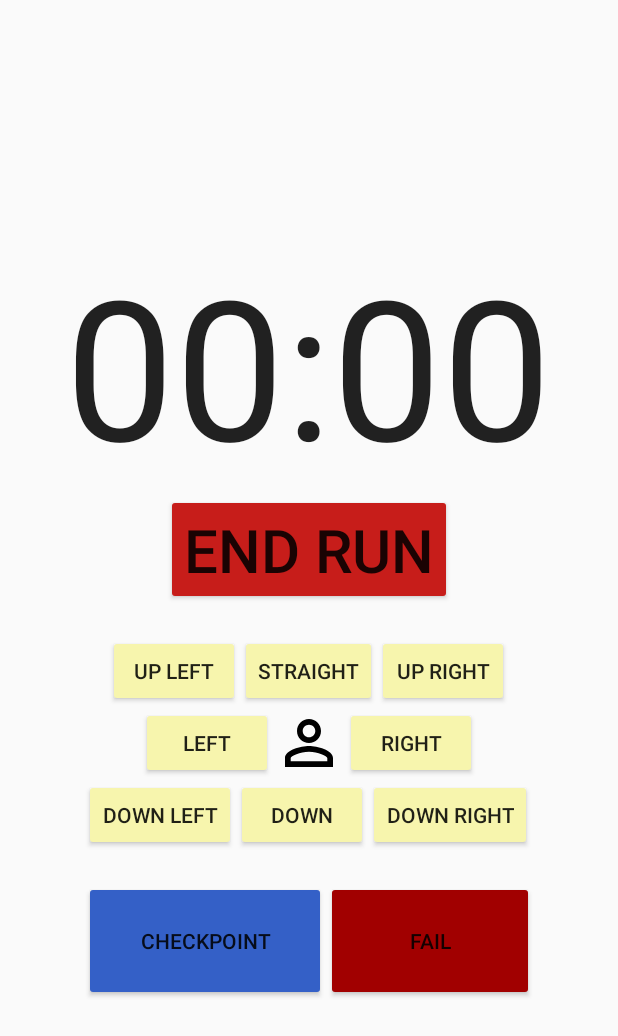
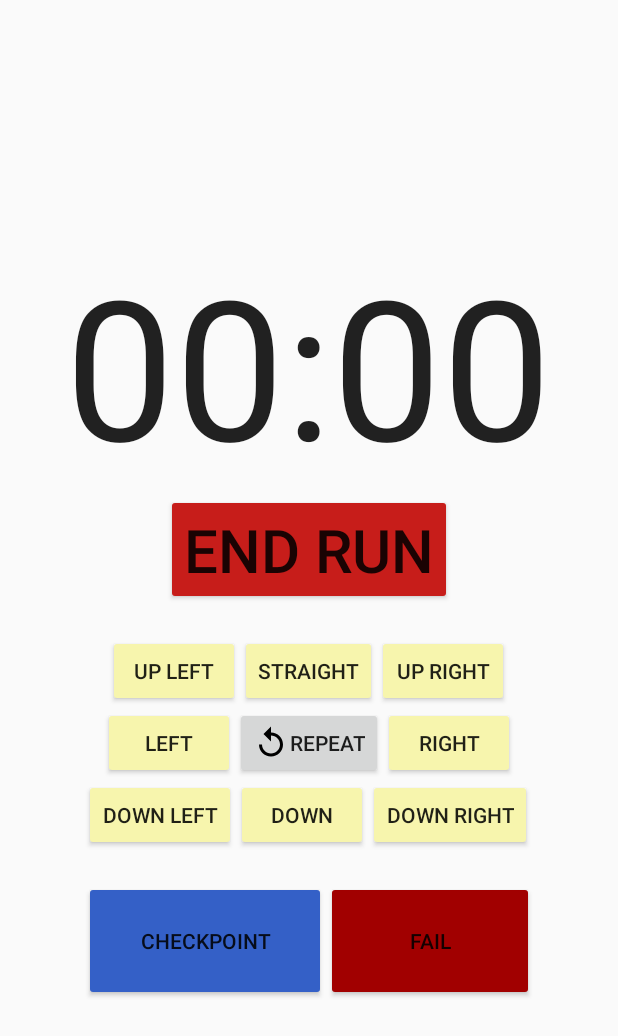
Before and after one commit to AlexGreau/LiveCoaching_Oz, an Android app: the layout activity_main.xml on its own in the app's theme, with its tools: preview values and no code run, on a phone screen of 412 x 824 dp. Shown: the top 1036 px of the screen. Run offline under Robolectric (Android 15) with nearby library versions, the phone set to English and light mode, and no system bars.

Commit message:
replay button and logic

```diff
--- /dev/null
+++ b/app/src/main/res/drawable/ic_replay.xml
@@ -0,0 +1,9 @@
+<vector xmlns:android="http://schemas.android.com/apk/res/android"
+        android:width="24dp"
+        android:height="24dp"
+        android:viewportWidth="24.0"
+        android:viewportHeight="24.0">
+    <path
+        android:fillColor="#FF000000"
+        android:pathData="M12,5V1L7,6l5,5V7c3.31,0 6,2.69 6,6s-2.69,6 -6,6 -6,-2.69 -6,-6H4c0,4.42 3.58,8 8,8s8,-3.58 8,-8 -3.58,-8 -8,-8z"/>
+</vector>
--- a/app/src/main/res/layout/activity_main.xml
+++ b/app/src/main/res/layout/activity_main.xml
@@ -155,13 +155,14 @@
 
                     android:text="Left" />
 
-                <ImageButton
+                <Button
                     android:id="@+id/avatar"
                     android:layout_width="wrap_content"
                     android:layout_height="wrap_content"
                     android:layout_weight="1"
-                    android:background="@drawable/ic_person"
-                    android:clickable="false" />
+                    android:text="Repeat"
+                    android:drawableLeft="@drawable/ic_replay"
+                    />
 
                 <Button
                     android:id="@+id/rightButton"
```
Also changed, not shown: app/src/main/java/com/example/livecoaching_oz/Logs/Logger.java (+4 -3 lines), app/src/main/java/com/example/livecoaching_oz/MainActivity.java (+37 -26 lines).
